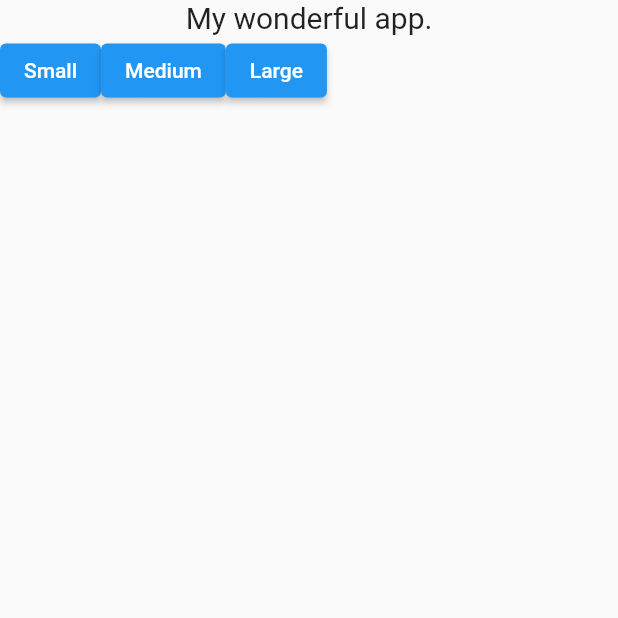
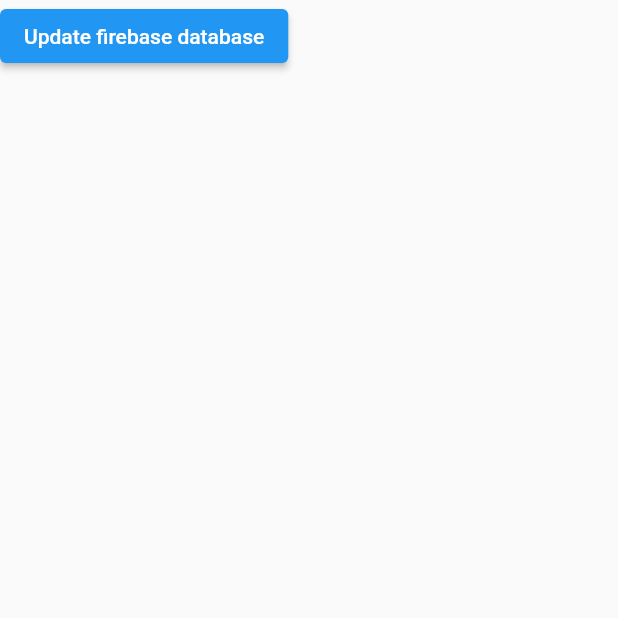
Before and after one commit to lukke117/flutter_playgroud, a Flutter app: the screen it shows after launch, on a phone screen of 412 x 824 dp, the top half of it. Run offline on Flutter 3.47's test engine with Material 2 defaults, Android fonts, the phone set to English and light mode, and no system bars; our stand-ins replace firebase_core, firebase_database; accounts and stored records are empty.

Commit message:
Firebase

```diff
--- a/lib/main.dart
+++ b/lib/main.dart
@@ -1,54 +1,50 @@
+import 'dart:math';
+
+import 'package:firebase_database/firebase_database.dart';
 import 'package:flutter/material.dart';
+import 'package:firebase_core/firebase_core.dart';
 
-void main() {
+
+Future<void> main() async {
+  WidgetsFlutterBinding.ensureInitialized();
   runApp(MyApp());
 }
 
 class MyApp extends StatelessWidget {
+  final Future<FirebaseApp> _fbApp = Firebase.initializeApp();
   @override
   Widget build(BuildContext context) {
     return MaterialApp(
-      title: 'Flutter Demo',
-      theme: ThemeData(
-        primarySwatch: Colors.blue,
-      ),
-      home: Scaffold(
-        body: BodyWidget(),
+      home: FutureBuilder(
+        future: _fbApp,
+        builder: (context, snapshot) {
+          if (snapshot.hasError) {
+            return Text('Sorry, there was an error');
+          } else if (snapshot.hasData) {
+            return MyHomePage();
+          } else {
+            return Center(child: CircularProgressIndicator());
+          }
+        },
       ),
     );
   }
 }
 
-class BodyWidget extends StatelessWidget {
-  const BodyWidget({
-    Key key,
-  }) : super(key: key);
-
+class MyHomePage extends StatelessWidget {
   @override
   Widget build(BuildContext context) {
-    return Column(
-      children: [
-        Text(
-          "My wonderful app.",
-          style: TextStyle(fontSize: 20),
-        ),
-        Row(
-          children: [
-            ElevatedButton(
-              onPressed: () {},
-              child: Text("Small"),
-            ),
-            ElevatedButton(
-              onPressed: () {},
-              child: Text("Medium"),
-            ),
-            ElevatedButton(
-              onPressed: () {},
-              child: Text("Large"),
-            ),
-          ],
-        )
-      ],
+    return Scaffold(
+      body: Container(
+        child:
+        Column(children: [
+          ElevatedButton(onPressed: (){
+            print('hi');
+            DatabaseReference _testRef = FirebaseDatabase.instance.reference().child("test");
+            _testRef.set("hello ${Random().nextInt(100)}")  ;
+          }, child: Text('Update firebase database'))
+        ],),
+      ),
     );
   }
 }
--- a/pubspec.yaml
+++ b/pubspec.yaml
@@ -7,9 +7,11 @@ environment:
   sdk: '>=2.0.0-dev.68.0 <3.0.0'
 
 dependencies:
+  firebase_core: ^1.1.0
   flutter:
     sdk: flutter
   cupertino_icons: ^0.1.2
+  firebase_database: ^6.1.2
 
 dev_dependencies:
   flutter_test:
```
Also changed, not shown: pubspec.lock, 4 other files.
